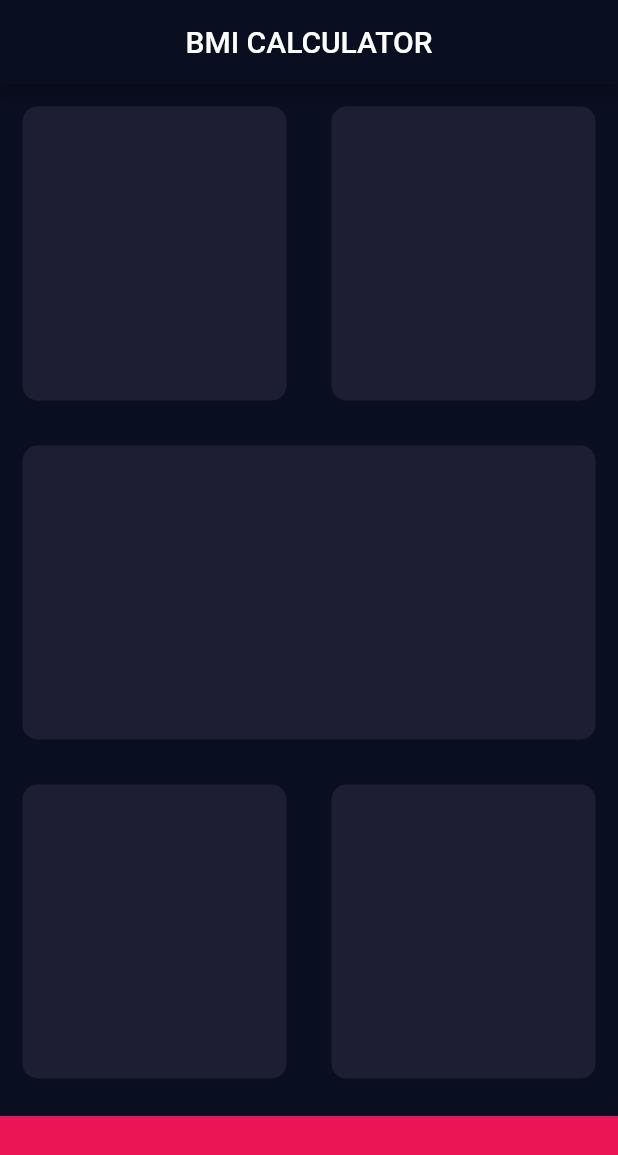
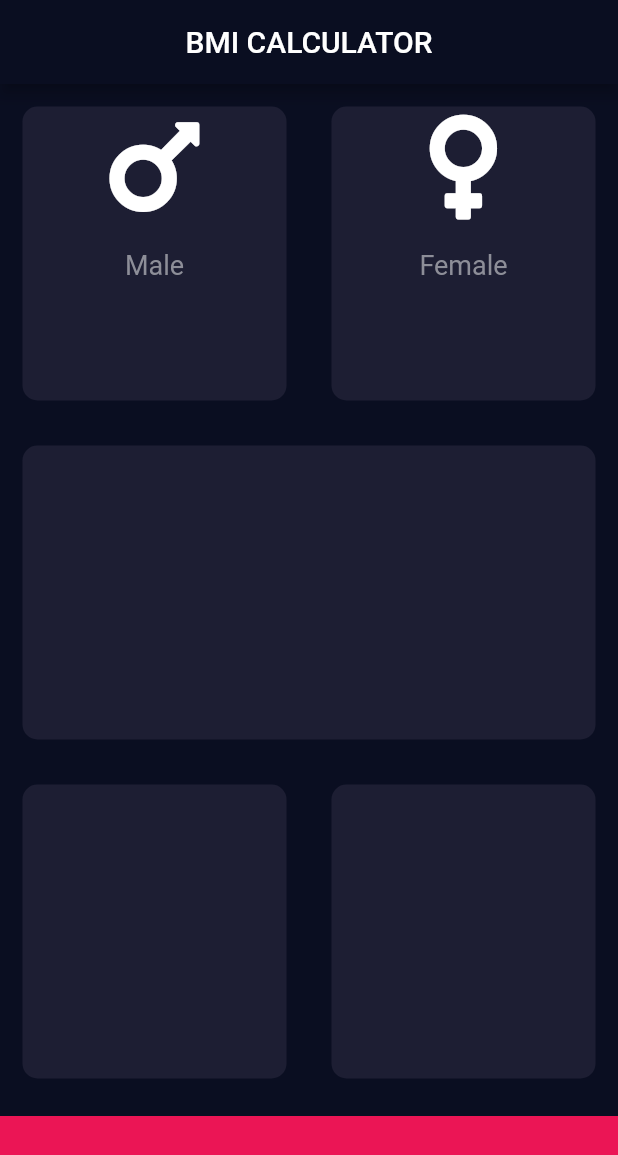
Before and after one commit to viniaf13/bmi-flutter-app, a Flutter app: the screen it shows after launch, on a phone screen of 412 x 824 dp. Shown: the top 1155 px of the screen. Run offline on Flutter 3.47's test engine with Material 2 defaults, Android fonts, the phone set to English and light mode, and no system bars; our stand-ins replace font_awesome_flutter.

```diff
--- /dev/null
+++ b/lib/icon_content.dart
@@ -0,0 +1,26 @@
+import 'package:flutter/material.dart';
+
+const labelTextStyle = TextStyle(
+  fontSize: 18.0,
+  color: Color(0xFF8D8E98),
+);
+
+class IconContent extends StatelessWidget {
+  IconContent({this.label, this.icon});
+  final String label;
+  final IconData icon;
+
+  @override
+  Widget build(BuildContext context) {
+    return Column(
+      children: [
+        Icon(
+          icon,
+          size: 80.0,
+        ),
+        SizedBox(height: 15.0),
+        Text(label, style: labelTextStyle)
+      ],
+    );
+  }
+}
--- a/lib/input_page.dart
+++ b/lib/input_page.dart
@@ -1,4 +1,7 @@
 import 'package:flutter/material.dart';
+import 'package:font_awesome_flutter/font_awesome_flutter.dart';
+import 'icon_content.dart';
+import 'reusable_card.dart';
 
 const Color activeCardColor = Color(0xFF1D1E33);
 const Color bottomContainerColor = Color(0xFFEB1555);
@@ -19,8 +22,20 @@ class _InputPageState extends State<InputPage> {
         Expanded(
           child: Row(
             children: [
-              Expanded(child: ReusableCard(activeCardColor)),
-              Expanded(child: ReusableCard(activeCardColor)),
+              Expanded(
+                  child: ReusableCard(
+                      activeCardColor,
+                      IconContent(
+                        label: 'Male',
+                        icon: FontAwesomeIcons.mars,
+                      ))),
+              Expanded(
+                  child: ReusableCard(
+                      activeCardColor,
+                      IconContent(
+                        label: 'Female',
+                        icon: FontAwesomeIcons.venus,
+                      )))
             ],
           ),
         ),
@@ -43,22 +58,3 @@ class _InputPageState extends State<InputPage> {
     );
   }
 }
-
-class ReusableCard extends StatelessWidget {
-  ReusableCard(this.colour, [this.cardChild]);
-
-  final Color colour;
-  final Widget cardChild;
-
-  @override
-  Widget build(BuildContext context) {
-    return Container(
-      child: cardChild,
-      margin: EdgeInsets.all(15.0),
-      decoration: BoxDecoration(
-        borderRadius: BorderRadius.circular(10.0),
-        color: colour,
-      ),
-    );
-  }
-}
--- /dev/null
+++ b/lib/reusable_card.dart
@@ -0,0 +1,20 @@
+import 'package:flutter/material.dart';
+
+class ReusableCard extends StatelessWidget {
+  ReusableCard(this.colour, [this.cardChild]);
+
+  final Color colour;
+  final Widget cardChild;
+
+  @override
+  Widget build(BuildContext context) {
+    return Container(
+      child: cardChild,
+      margin: EdgeInsets.all(15.0),
+      decoration: BoxDecoration(
+        borderRadius: BorderRadius.circular(10.0),
+        color: colour,
+      ),
+    );
+  }
+}
--- a/pubspec.yaml
+++ b/pubspec.yaml
@@ -28,6 +28,7 @@ dependencies:
   # The following adds the Cupertino Icons font to your application.
   # Use with the CupertinoIcons class for iOS style icons.
   cupertino_icons: ^1.0.0
+  font_awesome_flutter: ^8.11.0
 
 dev_dependencies:
   flutter_test:
```
Also changed, not shown: pubspec.lock.
